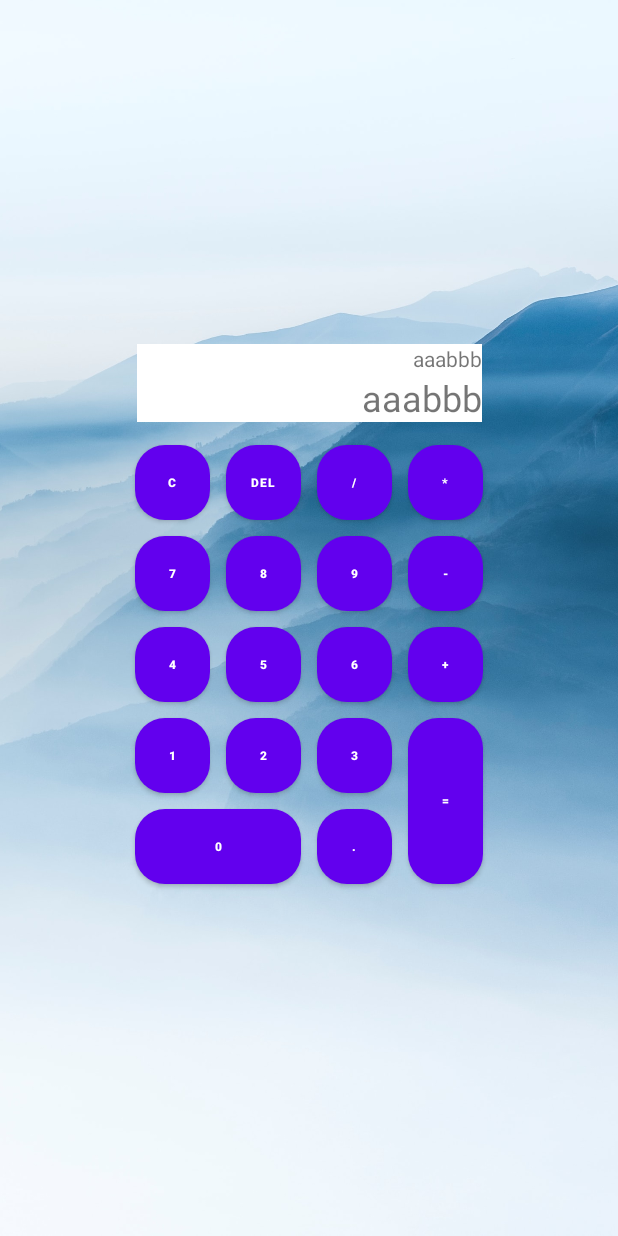
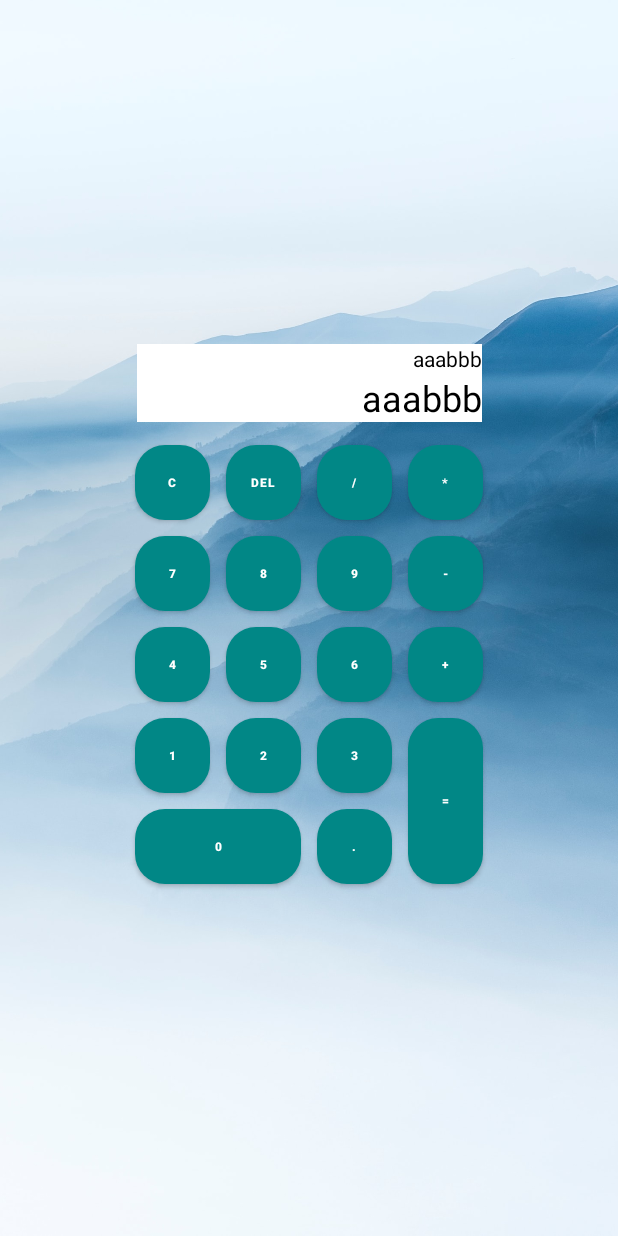
Before and after one commit to SlateBishop/AndroidCalculatorHW, an Android app: the layout activity_main.xml on its own in the app's theme, with its tools: preview values and no code run, on a phone screen of 412 x 824 dp. Run offline under Robolectric (Android 15) with nearby library versions, the phone set to English and light mode, and no system bars.

Commit message:
Создал дневную и ночную темы.

```diff
--- a/app/src/main/AndroidManifest.xml
+++ b/app/src/main/AndroidManifest.xml
@@ -8,7 +8,7 @@
         android:label="@string/app_name"
         android:roundIcon="@mipmap/ic_launcher_round"
         android:supportsRtl="true"
-        android:theme="@style/Theme.MyCalculator">
+        android:theme="@style/Theme.MyAppStyle">
         <activity android:name=".MainActivity">
             <intent-filter>
                 <action android:name="android.intent.action.MAIN" />
--- a/app/src/main/res/layout-land/activity_main.xml
+++ b/app/src/main/res/layout-land/activity_main.xml
@@ -3,7 +3,8 @@
     xmlns:app="http://schemas.android.com/apk/res-auto"
     xmlns:tools="http://schemas.android.com/tools"
     android:layout_width="match_parent"
-    android:layout_height="match_parent">
+    android:layout_height="match_parent"
+    android:theme="@style/Theme.MyAppStyle">
 
     <androidx.appcompat.widget.AppCompatImageView
         android:id="@+id/appCompatImageView3"
@@ -56,114 +57,114 @@
 
         <com.google.android.material.button.MaterialButton
             android:id="@+id/button_clear"
+            style="@style/MyButtonStyle"
             android:background="@drawable/button_selector"
-            style="@style/ButtonStyle"
             android:text="@string/button_clear" />
 
         <com.google.android.material.button.MaterialButton
             android:id="@+id/button_delete"
-            style="@style/ButtonStyle"
+            style="@style/MyButtonStyle"
             android:background="@drawable/button_selector"
             android:text="@string/button_del" />
 
         <com.google.android.material.button.MaterialButton
             android:id="@+id/button_divide"
-            style="@style/ButtonStyle"
+            style="@style/MyButtonStyle"
             android:background="@drawable/button_selector"
             android:text="@string/button_div" />
 
         <com.google.android.material.button.MaterialButton
             android:id="@+id/button_multiply"
-            style="@style/ButtonStyle"
+            style="@style/MyButtonStyle"
             android:background="@drawable/button_selector"
             android:text="@string/button_multiply" />
 
         <com.google.android.material.button.MaterialButton
             android:id="@+id/button_7"
-            style="@style/ButtonStyle"
+            style="@style/MyButtonStyle"
             android:background="@drawable/button_selector"
             android:text="@string/button_7" />
 
         <com.google.android.material.button.MaterialButton
             android:id="@+id/button_8"
-            style="@style/ButtonStyle"
+            style="@style/MyButtonStyle"
             android:background="@drawable/button_selector"
             android:text="@string/button_8" />
 
         <com.google.android.material.button.MaterialButton
             android:id="@+id/button_9"
-            style="@style/ButtonStyle"
+            style="@style/MyButtonStyle"
             android:background="@drawable/button_selector"
             android:text="@string/button_9" />
 
         <com.google.android.material.button.MaterialButton
             android:id="@+id/button_minus"
-            style="@style/ButtonStyle"
+            style="@style/MyButtonStyle"
             android:background="@drawable/button_selector"
             android:text="@string/button_minus" />
 
         <com.google.android.material.button.MaterialButton
             android:id="@+id/button_4"
-            style="@style/ButtonStyle"
+            style="@style/MyButtonStyle"
             android:background="@drawable/button_selector"
             android:text="@string/button_4" />
 
         <com.google.android.material.button.MaterialButton
             android:id="@+id/button_5"
-            style="@style/ButtonStyle"
+            style="@style/MyButtonStyle"
             android:background="@drawable/button_selector"
             android:text="@string/button_5" />
 
         <com.google.android.material.button.MaterialButton
             android:id="@+id/button_6"
-            style="@style/ButtonStyle"
+            style="@style/MyButtonStyle"
             android:background="@drawable/button_selector"
             android:text="@string/button_6" />
 
         <com.google.android.material.button.MaterialButton
             android:id="@+id/button_plus"
-            style="@style/ButtonStyle"
+            style="@style/MyButtonStyle"
             android:background="@drawable/button_selector"
             android:text="@string/button_plus" />
 
         <com.google.android.material.button.MaterialButton
             android:id="@+id/button_1"
-            style="@style/ButtonStyle"
+            style="@style/MyButtonStyle"
             android:background="@drawable/button_selector"
             android:text="@string/button_1" />
 
         <com.google.android.material.button.MaterialButton
             android:id="@+id/button_2"
-            style="@style/ButtonStyle"
+            style="@style/MyButtonStyle"
             android:background="@drawable/button_selector"
             android:text="@string/button_2" />
 
         <com.google.android.material.button.MaterialButton
             android:id="@+id/button_3"
-            style="@style/ButtonStyle"
+            style="@style/MyButtonStyle"
             android:background="@drawable/button_selector"
             android:text="@string/button_3" />
 
         <com.google.android.material.button.MaterialButton
             android:id="@+id/button_calc"
+            style="@style/MyButtonStyle"
             android:layout_rowSpan="2"
             android:layout_gravity="fill"
-            style="@style/ButtonStyle"
             android:background="@drawable/button_selector"
             android:text="@string/button_calc" />
 
         <com.google.android.material.button.MaterialButton
             android:id="@+id/button_0"
 
+            style="@style/MyButtonStyle"
             android:layout_columnSpan="2"
             android:layout_gravity="fill_horizontal"
-            style="@style/ButtonStyle"
             android:background="@drawable/button_selector"
             android:text="@string/button_0" />
 
         <com.google.android.material.button.MaterialButton
             android:id="@+id/button_dot"
-            style="@style/ButtonStyle"
+            style="@style/MyButtonStyle"
             android:background="@drawable/button_selector"
             android:text="@string/button_dot" />
 
--- a/app/src/main/res/layout/activity_main.xml
+++ b/app/src/main/res/layout/activity_main.xml
@@ -3,7 +3,8 @@
     xmlns:app="http://schemas.android.com/apk/res-auto"
     xmlns:tools="http://schemas.android.com/tools"
     android:layout_width="match_parent"
-    android:layout_height="match_parent">
+    android:layout_height="match_parent"
+    android:theme="@style/Theme.MyAppStyle">
 
     <androidx.appcompat.widget.AppCompatImageView
         android:id="@+id/appCompatImageView3"
@@ -17,8 +18,7 @@
         android:layout_width="@dimen/text_screen_width"
         android:layout_height="wrap_content"
         android:layout_marginBottom="@dimen/result_screen_margin_bottom"
-        android:background="@color/white"
-        android:gravity="end"
+        style="@style/MyViewStyle"
         android:textSize="@dimen/result_text_size"
         app:layout_constraintBottom_toTopOf="@id/grid_layout"
         app:layout_constraintEnd_toEndOf="@id/grid_layout"
@@ -31,8 +31,7 @@
         android:id="@+id/actions_screen"
         android:layout_width="@dimen/text_screen_width"
         android:layout_height="wrap_content"
-        android:background="@color/white"
-        android:gravity="end"
+        style="@style/MyViewStyle"
         android:textSize="@dimen/actions_text_size"
         app:layout_constraintBottom_toTopOf="@id/result_screen"
         app:layout_constraintEnd_toEndOf="@id/result_screen"
@@ -57,90 +56,90 @@
         <com.google.android.material.button.MaterialButton
             android:id="@+id/button_clear"
             android:background="@drawable/button_selector"
-            style="@style/ButtonStyle"
+            style="@style/MyButtonStyle"
             android:text="@string/button_clear" />
 
         <com.google.android.material.button.MaterialButton
             android:id="@+id/button_delete"
-            style="@style/ButtonStyle"
+            style="@style/MyButtonStyle"
             android:background="@drawable/button_selector"
             android:text="@string/button_del" />
 
         <com.google.android.material.button.MaterialButton
             android:id="@+id/button_divide"
-            style="@style/ButtonStyle"
+            style="@style/MyButtonStyle"
             android:background="@drawable/button_selector"
             android:text="@string/button_div" />
 
         <com.google.android.material.button.MaterialButton
             android:id="@+id/button_multiply"
-            style="@style/ButtonStyle"
+            style="@style/MyButtonStyle"
             android:background="@drawable/button_selector"
             android:text="@string/button_multiply" />
 
         <com.google.android.material.button.MaterialButton
             android:id="@+id/button_7"
-            style="@style/ButtonStyle"
+            style="@style/MyButtonStyle"
             android:background="@drawable/button_selector"
             android:text="@string/button_7" />
 
         <com.google.android.material.button.MaterialButton
             android:id="@+id/button_8"
-            style="@style/ButtonStyle"
+            style="@style/MyButtonStyle"
             android:background="@drawable/button_selector"
             android:text="@string/button_8" />
 
         <com.google.android.material.button.MaterialButton
             android:id="@+id/button_9"
-            style="@style/ButtonStyle"
+            style="@style/MyButtonStyle"
             android:background="@drawable/button_selector"
             android:text="@string/button_9" />
 
         <com.google.android.material.button.MaterialButton
             android:id="@+id/button_minus"
-            style="@style/ButtonStyle"
+            style="@style/MyButtonStyle"
             android:background="@drawable/button_selector"
             android:text="@string/button_minus" />
 
         <com.google.android.material.button.MaterialButton
             android:id="@+id/button_4"
-            style="@style/ButtonStyle"
+            style="@style/MyButtonStyle"
             android:background="@drawable/button_selector"
             android:text="@string/button_4" />
 
         <com.google.android.material.button.MaterialButton
             android:id="@+id/button_5"
-            style="@style/ButtonStyle"
+            style="@style/MyButtonStyle"
             android:background="@drawable/button_selector"
             android:text="@string/button_5" />
 
         <com.google.android.material.button.MaterialButton
             android:id="@+id/button_6"
-            style="@style/ButtonStyle"
+            style="@style/MyButtonStyle"
             android:background="@drawable/button_selector"
             android:text="@string/button_6" />
 
         <com.google.android.material.button.MaterialButton
             android:id="@+id/button_plus"
-            style="@style/ButtonStyle"
+            style="@style/MyButtonStyle"
             android:background="@drawable/button_selector"
             android:text="@string/button_plus" />
 
         <com.google.android.material.button.MaterialButton
             android:id="@+id/button_1"
-            style="@style/ButtonStyle"
+            style="@style/MyButtonStyle"
             android:background="@drawable/button_selector"
             android:text="@string/button_1" />
 
         <com.google.android.material.button.MaterialButton
             android:id="@+id/button_2"
-            style="@style/ButtonStyle"
+            style="@style/MyButtonStyle"
             android:background="@drawable/button_selector"
             android:text="@string/button_2" />
 
         <com.google.android.material.button.MaterialButton
             android:id="@+id/button_3"
-            style="@style/ButtonStyle"
+            style="@style/MyButtonStyle"
             android:background="@drawable/button_selector"
             android:text="@string/button_3" />
 
@@ -148,7 +147,7 @@
             android:id="@+id/button_calc"
             android:layout_rowSpan="2"
             android:layout_gravity="fill"
-            style="@style/ButtonStyle"
+            style="@style/MyButtonStyle"
             android:background="@drawable/button_selector"
             android:text="@string/button_calc" />
 
@@ -157,13 +156,13 @@
 
             android:layout_columnSpan="2"
             android:layout_gravity="fill_horizontal"
-            style="@style/ButtonStyle"
+            style="@style/MyButtonStyle"
             android:background="@drawable/button_selector"
             android:text="@string/button_0" />
 
         <com.google.android.material.button.MaterialButton
             android:id="@+id/button_dot"
-            style="@style/ButtonStyle"
+            style="@style/MyButtonStyle"
             android:background="@drawable/button_selector"
             android:text="@string/button_dot" />
 
--- a/app/src/main/res/values-night/themes.xml
+++ b/app/src/main/res/values-night/themes.xml
@@ -1,16 +1,20 @@
 <resources xmlns:tools="http://schemas.android.com/tools">
-    <!-- Base application theme. -->
-    <style name="Theme.MyCalculator" parent="Theme.MaterialComponents.DayNight.DarkActionBar">
-        <!-- Primary brand color. -->
-        <item name="colorPrimary">@color/purple_200</item>
-        <item name="colorPrimaryVariant">@color/purple_700</item>
-        <item name="colorOnPrimary">@color/black</item>
-        <!-- Secondary brand color. -->
-        <item name="colorSecondary">@color/teal_200</item>
-        <item name="colorSecondaryVariant">@color/teal_200</item>
-        <item name="colorOnSecondary">@color/black</item>
-        <!-- Status bar color. -->
-        <item name="android:statusBarColor" tools:targetApi="l">?attr/colorPrimaryVariant</item>
-        <!-- Customize your theme here. -->
+
+    <style name="Theme.MyAppStyle" parent="Theme.MaterialComponents.DayNight.NoActionBar">
+        <item name="colorPrimary">@color/black</item>
+        <item name="colorOnPrimary">@color/white</item>
+    </style>
+
+    <style name="MyButtonStyle">
+        <item name="android:textSize">@dimen/button_text_size</item>
+        <item name="android:layout_width">@dimen/button_width</item>
+        <item name="android:layout_margin">@dimen/button_margin</item>
+        <item name="android:textStyle">bold</item>
+    </style>
+
+    <style name="MyViewStyle">
+        <item name="android:background">@color/black</item>
+        <item name="android:gravity">end</item>
+        <item name="android:textColor">@color/white</item>
     </style>
 </resources>
--- a/app/src/main/res/values/styles.xml
+++ /dev/null
@@ -1,11 +0,0 @@
-<?xml version="1.0" encoding="utf-8"?>
-<resources>
-    <style name="ButtonStyle">
-        <item name="android:textSize">@dimen/button_text_size</item>
-        <item name="android:layout_width">@dimen/button_width</item>
-        <item name="android:layout_margin">@dimen/button_margin</item>
-        <item name="android:textStyle">bold</item>
-
-
-    </style>
-</resources>
--- a/app/src/main/res/values/themes.xml
+++ b/app/src/main/res/values/themes.xml
@@ -1,16 +1,20 @@
 <resources xmlns:tools="http://schemas.android.com/tools">
-    <!-- Base application theme. -->
-    <style name="Theme.MyCalculator" parent="Theme.MaterialComponents.DayNight.DarkActionBar">
-        <!-- Primary brand color. -->
-        <item name="colorPrimary">@color/purple_500</item>
-        <item name="colorPrimaryVariant">@color/purple_700</item>
-        <item name="colorOnPrimary">@color/white</item>
-        <!-- Secondary brand color. -->
-        <item name="colorSecondary">@color/teal_200</item>
-        <item name="colorSecondaryVariant">@color/teal_700</item>
-        <item name="colorOnSecondary">@color/black</item>
-        <!-- Status bar color. -->
-        <item name="android:statusBarColor" tools:targetApi="l">?attr/colorPrimaryVariant</item>
-        <!-- Customize your theme here. -->
+
+    <style name="Theme.MyAppStyle" parent="Theme.MaterialComponents.DayNight.NoActionBar">
+        <item name="colorPrimary">@color/teal_700</item>
     </style>
+
+    <style name="MyButtonStyle">
+        <item name="android:textSize">@dimen/button_text_size</item>
+        <item name="android:layout_width">@dimen/button_width</item>
+        <item name="android:layout_margin">@dimen/button_margin</item>
+        <item name="android:textStyle">bold</item>
+    </style>
+
+    <style name="MyViewStyle">
+        <item name="android:background">@color/white</item>
+        <item name="android:gravity">end</item>
+        <item name="android:textColor">@color/black</item>
+    </style>
+
 </resources>
```
